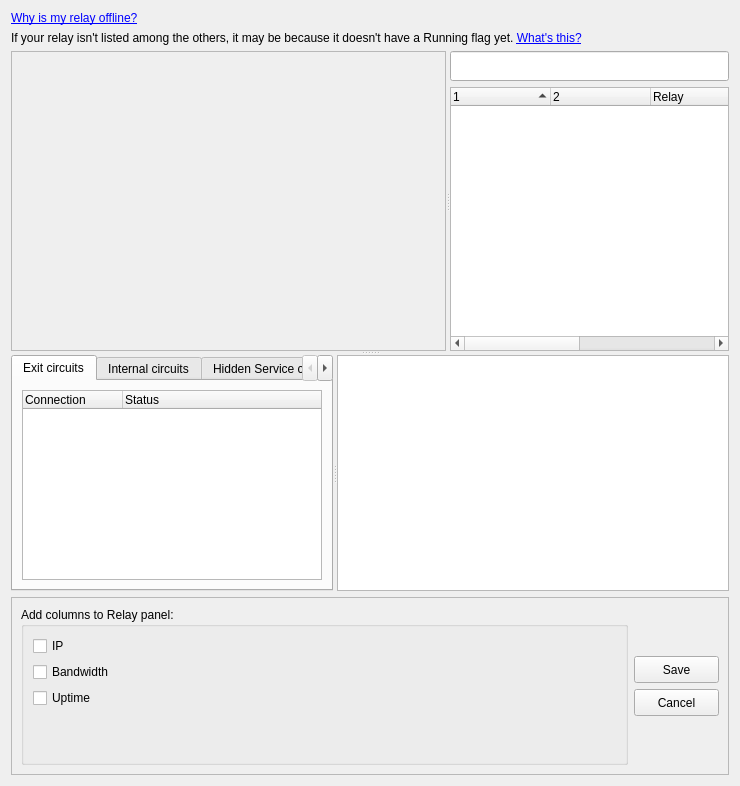
This is src/vidalia/network/NetViewer.ui in a-ilin/vidalia as Qt 5 draws it before an edit. The edited form follows.
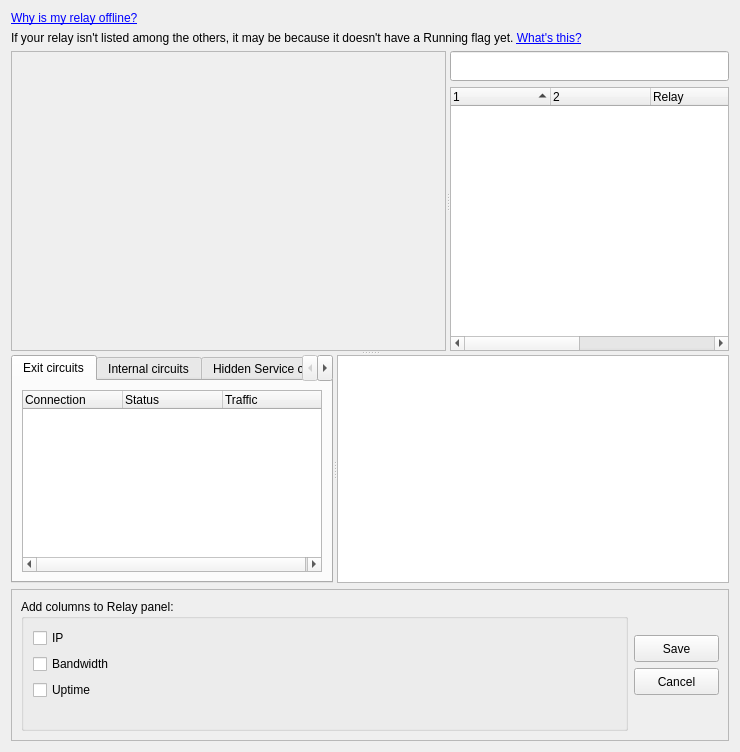
This is the edited form. Icons and pictures are not drawn. Custom widgets are drawn as their Qt base class.

Commit message: Display stream traffic in the Circuit list in the Network Map

What changed in the file:
```diff
--- a/src/vidalia/network/NetViewer.ui
+++ b/src/vidalia/network/NetViewer.ui
@@ -7,7 +7,7 @@
     <x>0</x>
     <y>0</y>
     <width>740</width>
-    <height>786</height>
+    <height>752</height>
    </rect>
   </property>
   <property name="windowTitle">
@@ -224,7 +224,7 @@
               <bool>false</bool>
              </property>
              <property name="columnCount">
-              <number>2</number>
+              <number>3</number>
              </property>
              <column>
               <property name="text">
@@ -236,6 +236,11 @@
                <string>Status</string>
               </property>
              </column>
+             <column>
+              <property name="text">
+               <string>Traffic</string>
+              </property>
+             </column>
             </widget>
            </item>
           </layout>
```
Left out of the diff: 14 changed lines with no effect on the pictures. The commit also changes 11 other files.
